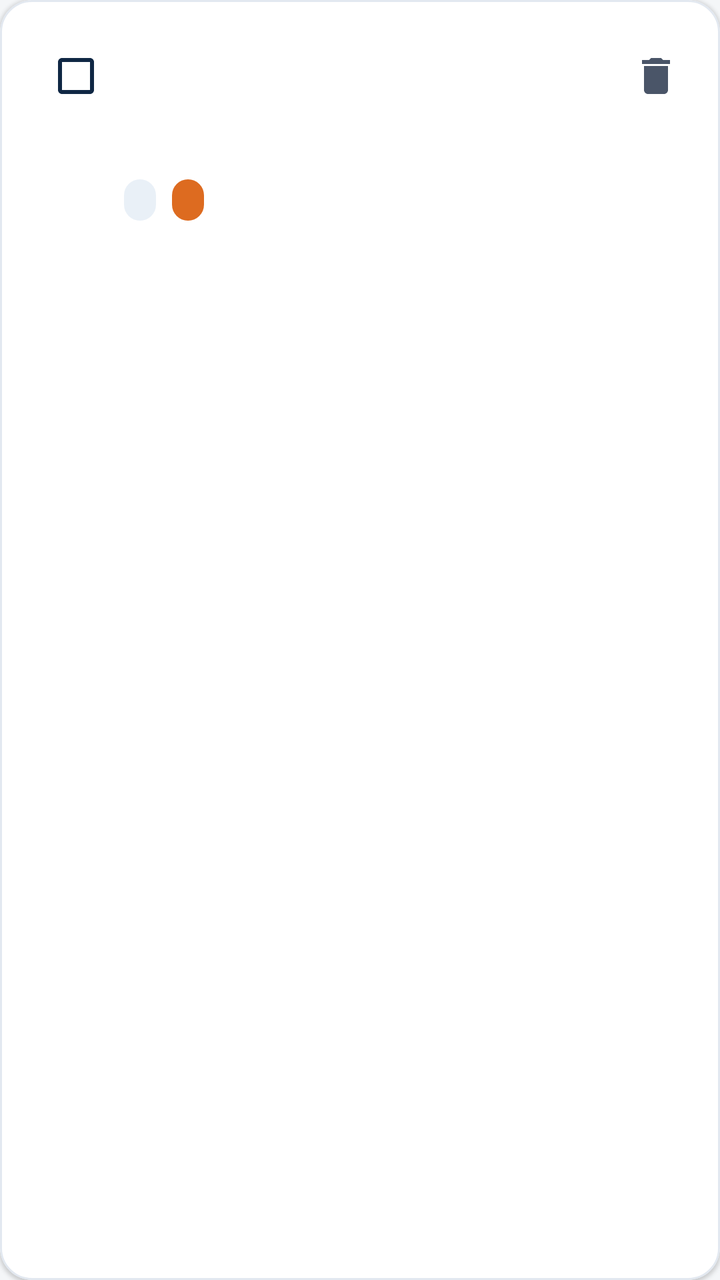
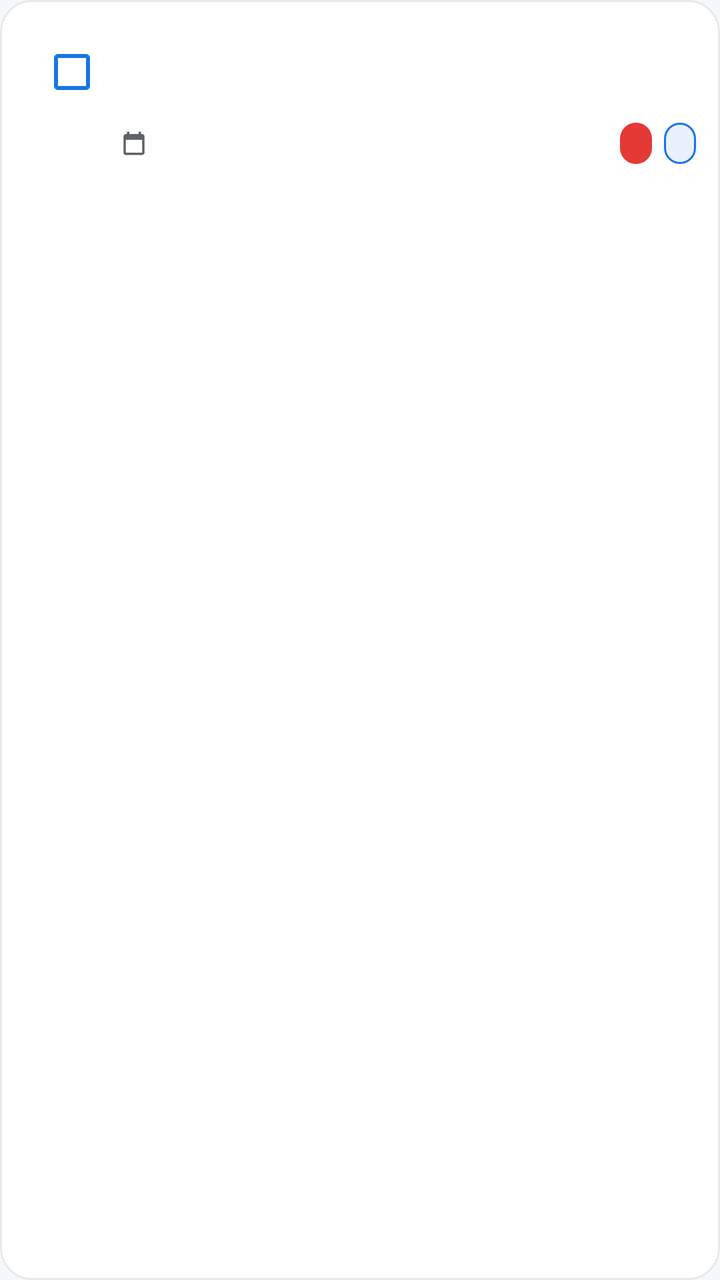

Compare the two renders of this Android layout. The source of the first and the diff that turns it into the second are given below.
<!-- AndroidManifest.xml: application theme Theme.TaskManager -->
<!-- res/layout/item_task.xml -->
<?xml version="1.0" encoding="utf-8"?>
<com.google.android.material.card.MaterialCardView xmlns:android="http://schemas.android.com/apk/res/android"
    xmlns:app="http://schemas.android.com/apk/res-auto"
    android:layout_width="match_parent"
    android:layout_height="wrap_content"
    android:layout_marginBottom="10dp"
    app:cardBackgroundColor="@color/surface"
    app:cardCornerRadius="16dp"
    app:cardElevation="1dp"
    app:strokeColor="@color/divider"
    app:strokeWidth="1dp">

    <LinearLayout
        android:layout_width="match_parent"
        android:layout_height="wrap_content"
        android:orientation="vertical"
        android:padding="14dp">

        <LinearLayout
            android:layout_width="match_parent"
            android:layout_height="wrap_content"
            android:gravity="center_vertical"
            android:orientation="horizontal">

            <CheckBox
                android:id="@+id/task_check"
                android:layout_width="wrap_content"
                android:layout_height="wrap_content"
                android:buttonTint="@color/navy" />

            <TextView
                android:id="@+id/task_title"
                android:layout_width="0dp"
                android:layout_height="wrap_content"
                android:layout_weight="1"
                android:textColor="@color/text_primary"
                android:textSize="16sp"
                android:textStyle="bold" />

            <ImageButton
                android:id="@+id/button_delete"
                android:layout_width="36dp"
                android:layout_height="36dp"
                android:background="?attr/selectableItemBackgroundBorderless"
                android:contentDescription="@string/delete_content"
                android:padding="6dp"
                android:src="@drawable/ic_delete"
                app:tint="@color/text_secondary" />
        </LinearLayout>

        <TextView
            android:id="@+id/task_description"
            android:layout_width="match_parent"
            android:layout_height="wrap_content"
            android:layout_marginStart="48dp"
            android:layout_marginEnd="8dp"
            android:textColor="@color/text_secondary"
            android:textSize="13sp" />

        <LinearLayout
            android:layout_width="match_parent"
            android:layout_height="wrap_content"
            android:layout_marginStart="48dp"
            android:layout_marginTop="10dp"
            android:gravity="center_vertical"
            android:orientation="horizontal">

            <TextView
                android:id="@+id/task_category"
                android:layout_width="wrap_content"
                android:layout_height="wrap_content"
                android:background="@drawable/bg_chip"
                android:paddingHorizontal="8dp"
                android:paddingVertical="3dp"
                android:textSize="11sp" />

            <TextView
                android:id="@+id/task_priority"
                android:layout_width="wrap_content"
                android:layout_height="wrap_content"
                android:layout_marginStart="8dp"
                android:background="@drawable/bg_priority"
                android:paddingHorizontal="8dp"
                android:paddingVertical="3dp"
                android:textColor="@android:color/white"
                android:textSize="11sp" />

            <TextView
                android:id="@+id/task_due"
                android:layout_width="wrap_content"
                android:layout_height="wrap_content"
                android:layout_marginStart="8dp"
                android:textColor="@color/text_secondary"
                android:textSize="11sp" />
        </LinearLayout>
    </LinearLayout>

</com.google.android.material.card.MaterialCardView>
<!-- resources referenced by this layout -->
<resources>
  <color name="divider">#E2E8F0</color>
  <color name="navy">#0F2744</color>
  <color name="surface">#FFFFFF</color>
  <color name="text_primary">#1A202C</color>
  <color name="text_secondary">#4A5568</color>
  <!-- drawable bg_chip (drawable) -->
  <?xml version="1.0" encoding="utf-8"?>
  <shape xmlns:android="http://schemas.android.com/apk/res/android">
      <solid android:color="#1A2B6CB0" />
      <corners android:radius="10dp" />
  </shape>
  <!-- drawable bg_priority (drawable) -->
  <?xml version="1.0" encoding="utf-8"?>
  <shape xmlns:android="http://schemas.android.com/apk/res/android">
      <solid android:color="@color/priority_medium" />
      <corners android:radius="10dp" />
  </shape>
  <!-- drawable ic_delete (drawable) -->
  <?xml version="1.0" encoding="utf-8"?>
  <vector xmlns:android="http://schemas.android.com/apk/res/android"
      android:width="24dp"
      android:height="24dp"
      android:viewportWidth="24"
      android:viewportHeight="24">
      <path
          android:fillColor="#4A5568"
          android:pathData="M6,19c0,1.1 0.9,2 2,2h8c1.1,0 2,-0.9 2,-2V7H6V19zM19,4h-3.5l-1,-1h-5l-1,1H5v2h14V4z" />
  </vector>
  <string name="delete_content">Eliminar</string>
  <style name="Theme.TaskManager" parent="Theme.Material3.Light.NoActionBar">
          <item name="colorPrimary">@color/navy</item>
          <item name="colorPrimaryDark">@color/navy_deep</item>
          <item name="colorSecondary">@color/accent</item>
          <item name="android:statusBarColor">@color/navy_deep</item>
          <item name="android:navigationBarColor">@color/background</item>
          <item name="android:windowBackground">@color/background</item>
          <item name="android:windowLightStatusBar">false</item>
      </style>
  <color name="priority_medium">#DD6B20</color>
  <color name="navy_deep">#0A1B30</color>
  <color name="accent">#F6A623</color>
  <color name="background">#F4F6F8</color>
</resources>

<!-- the commit's change to res/layout/item_task.xml (unified diff, before → after) -->
@@ -3,96 +3,92 @@
     xmlns:app="http://schemas.android.com/apk/res-auto"
     android:layout_width="match_parent"
     android:layout_height="wrap_content"
-    android:layout_marginBottom="10dp"
+    android:layout_marginBottom="12dp"
     app:cardBackgroundColor="@color/surface"
     app:cardCornerRadius="16dp"
-    app:cardElevation="1dp"
+    app:cardElevation="0dp"
     app:strokeColor="@color/divider"
     app:strokeWidth="1dp">
 
     <LinearLayout
         android:layout_width="match_parent"
         android:layout_height="wrap_content"
-        android:orientation="vertical"
-        android:padding="14dp">
+        android:gravity="top"
+        android:orientation="horizontal"
+        android:padding="12dp">
+
+        <CheckBox
+            android:id="@+id/task_check"
+            android:layout_width="wrap_content"
+            android:layout_height="wrap_content"
+            android:buttonTint="@color/primary" />
 
         <LinearLayout
-            android:layout_width="match_parent"
+            android:layout_width="0dp"
             android:layout_height="wrap_content"
-            android:gravity="center_vertical"
-            android:orientation="horizontal">
-
-            <CheckBox
-                android:id="@+id/task_check"
-                android:layout_width="wrap_content"
-                android:layout_height="wrap_content"
-                android:buttonTint="@color/navy" />
+            android:layout_weight="1"
+            android:orientation="vertical">
 
             <TextView
                 android:id="@+id/task_title"
-                android:layout_width="0dp"
+                android:layout_width="match_parent"
                 android:layout_height="wrap_content"
-                android:layout_weight="1"
                 android:textColor="@color/text_primary"
                 android:textSize="16sp"
                 android:textStyle="bold" />
 
-            <ImageButton
-                android:id="@+id/button_delete"
-                android:layout_width="36dp"
-                android:layout_height="36dp"
-                android:background="?attr/selectableItemBackgroundBorderless"
-                android:contentDescription="@string/delete_content"
-                android:padding="6dp"
-                android:src="@drawable/ic_delete"
-                app:tint="@color/text_secondary" />
-        </LinearLayout>
+            <TextView
+                android:id="@+id/task_description"
+                android:layout_width="match_parent"
+                android:layout_height="wrap_content"
+                android:layout_marginTop="2dp"
+                android:textColor="@color/text_secondary"
+                android:textSize="13sp" />
 
-        <TextView
-            android:id="@+id/task_description"
-            android:layout_width="match_parent"
-            android:layout_height="wrap_content"
-            android:layout_marginStart="48dp"
-            android:layout_marginEnd="8dp"
-            android:textColor="@color/text_secondary"
-            android:textSize="13sp" />
+            <LinearLayout
+                android:layout_width="match_parent"
+                android:layout_height="wrap_content"
+                android:layout_marginTop="8dp"
+                android:gravity="center_vertical"
+                android:orientation="horizontal">
 
-        <LinearLayout
-            android:layout_width="match_parent"
-            android:layout_height="wrap_content"
-            android:layout_marginStart="48dp"
-            android:layout_marginTop="10dp"
-            android:gravity="center_vertical"
-            android:orientation="horizontal">
+                <ImageView
+                    android:layout_width="14dp"
+                    android:layout_height="14dp"
+                    android:contentDescription="@null"
+                    android:src="@drawable/ic_calendar"
+                    app:tint="@color/text_secondary" />
 
-            <TextView
-                android:id="@+id/task_category"
-                android:layout_width="wrap_content"
-                android:layout_height="wrap_content"
-                android:background="@drawable/bg_chip"
-                android:paddingHorizontal="8dp"
-                android:paddingVertical="3dp"
-                android:textSize="11sp" />
+                <TextView
+                    android:id="@+id/task_due"
+                    android:layout_width="0dp"
+                    android:layout_height="wrap_content"
+                    android:layout_marginStart="6dp"
+                    android:layout_weight="1"
+                    android:textColor="@color/text_secondary"
+                    android:textSize="12sp" />
 
-            <TextView
-                android:id="@+id/task_priority"
-                android:layout_width="wrap_content"
-                android:layout_height="wrap_content"
-                android:layout_marginStart="8dp"
-                android:background="@drawable/bg_priority"
-                android:paddingHorizontal="8dp"
-                android:paddingVertical="3dp"
-                android:textColor="@android:color/white"
-                android:textSize="11sp" />
+                <TextView
+                    android:id="@+id/task_priority"
+                    android:layout_width="wrap_content"
+                    android:layout_height="wrap_content"
+                    android:background="@drawable/bg_priority"
+                    android:paddingHorizontal="8dp"
+                    android:paddingVertical="3dp"
+                    android:textColor="@android:color/white"
+                    android:textSize="11sp" />
 
-            <TextView
-                android:id="@+id/task_due"
-                android:layout_width="wrap_content"
-                android:layout_height="wrap_content"
-                android:layout_marginStart="8dp"
-                android:textColor="@color/text_secondary"
-                android:textSize="11sp" />
+                <TextView
+                    android:id="@+id/task_category"
+                    android:layout_width="wrap_content"
+                    android:layout_height="wrap_content"
+                    android:layout_marginStart="6dp"
+                    android:background="@drawable/bg_chip"
+                    android:paddingHorizontal="8dp"
+                    android:paddingVertical="3dp"
+                    android:textColor="@color/primary"
+                    android:textSize="11sp" />
+            </LinearLayout>
         </LinearLayout>
     </LinearLayout>
-
 </com.google.android.material.card.MaterialCardView>
<!-- resource entries referenced after the edit -->
@@ -1,46 +1,51 @@
 <!-- resources referenced by this layout -->
 <resources>
-  <color name="divider">#E2E8F0</color>
-  <color name="navy">#0F2744</color>
+  <color name="divider">#E6E8EB</color>
+  <color name="primary">#1A73E8</color>
   <color name="surface">#FFFFFF</color>
-  <color name="text_primary">#1A202C</color>
-  <color name="text_secondary">#4A5568</color>
+  <color name="text_primary">#202124</color>
+  <color name="text_secondary">#5F6368</color>
   <!-- drawable bg_chip (drawable) -->
   <?xml version="1.0" encoding="utf-8"?>
   <shape xmlns:android="http://schemas.android.com/apk/res/android">
-      <solid android:color="#1A2B6CB0" />
+      <solid android:color="@color/primary_soft" />
       <corners android:radius="10dp" />
+      <stroke android:width="1dp" android:color="@color/primary" />
   </shape>
   <!-- drawable bg_priority (drawable) -->
   <?xml version="1.0" encoding="utf-8"?>
   <shape xmlns:android="http://schemas.android.com/apk/res/android">
-      <solid android:color="@color/priority_medium" />
+      <solid android:color="@color/priority_high" />
       <corners android:radius="10dp" />
   </shape>
-  <!-- drawable ic_delete (drawable) -->
+  <!-- drawable ic_calendar (drawable) -->
   <?xml version="1.0" encoding="utf-8"?>
   <vector xmlns:android="http://schemas.android.com/apk/res/android"
       android:width="24dp"
       android:height="24dp"
       android:viewportWidth="24"
       android:viewportHeight="24">
-      <path
-          android:fillColor="#4A5568"
-          android:pathData="M6,19c0,1.1 0.9,2 2,2h8c1.1,0 2,-0.9 2,-2V7H6V19zM19,4h-3.5l-1,-1h-5l-1,1H5v2h14V4z" />
+      <path android:fillColor="#1A73E8" android:pathData="M19,4h-1V2h-2v2H8V2H6v2H5C3.89,4 3.01,4.9 3.01,6L3,20c0,1.1 0.89,2 2,2h14c1.1,0 2,-0.9 2,-2V6C21,4.9 20.1,4 19,4zM19,20H5V9h14V20z" />
   </vector>
-  <string name="delete_content">Eliminar</string>
   <style name="Theme.TaskManager" parent="Theme.Material3.Light.NoActionBar">
-          <item name="colorPrimary">@color/navy</item>
-          <item name="colorPrimaryDark">@color/navy_deep</item>
-          <item name="colorSecondary">@color/accent</item>
-          <item name="android:statusBarColor">@color/navy_deep</item>
-          <item name="android:navigationBarColor">@color/background</item>
+          <item name="colorPrimary">@color/primary</item>
+          <item name="colorPrimaryDark">@color/primary_dark</item>
+          <item name="colorSecondary">@color/primary</item>
+          <item name="android:statusBarColor">@color/primary</item>
+          <item name="android:navigationBarColor">@color/surface</item>
           <item name="android:windowBackground">@color/background</item>
           <item name="android:windowLightStatusBar">false</item>
+          <item name="bottomNavigationStyle">@style/Widget.TaskManager.BottomNav</item>
       </style>
-  <color name="priority_medium">#DD6B20</color>
-  <color name="navy_deep">#0A1B30</color>
-  <color name="accent">#F6A623</color>
-  <color name="background">#F4F6F8</color>
+  <color name="primary_soft">#E8F1FD</color>
+  <color name="priority_high">#E53935</color>
+  <color name="primary_dark">#1557B0</color>
+  <color name="background">#F5F7FA</color>
+  <style name="Widget.TaskManager.BottomNav" parent="Widget.Material3.BottomNavigationView">
+          <item name="backgroundTint">@color/surface</item>
+          <item name="itemIconTint">@color/nav_color</item>
+          <item name="itemTextColor">@color/nav_color</item>
+          <item name="elevation">8dp</item>
+      </style>
 </resources>
 
